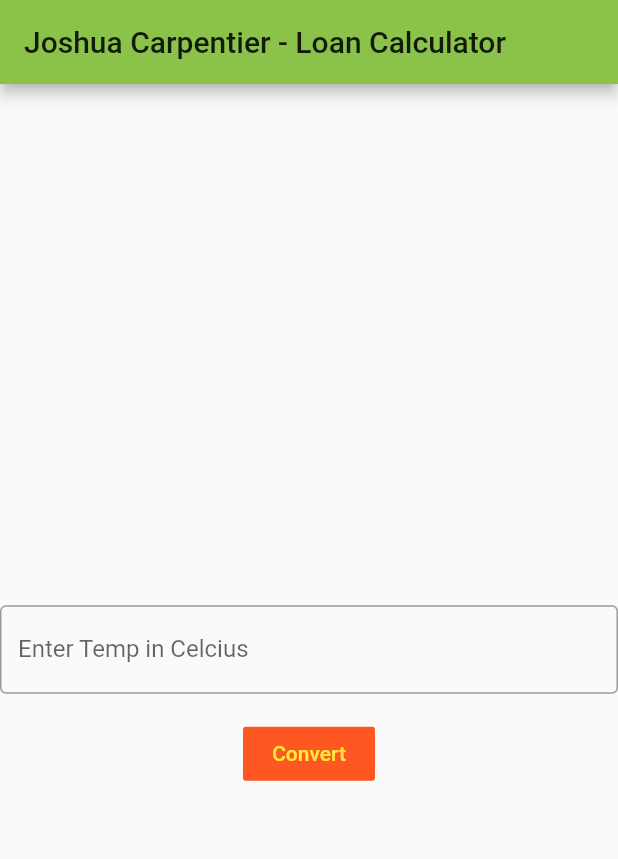
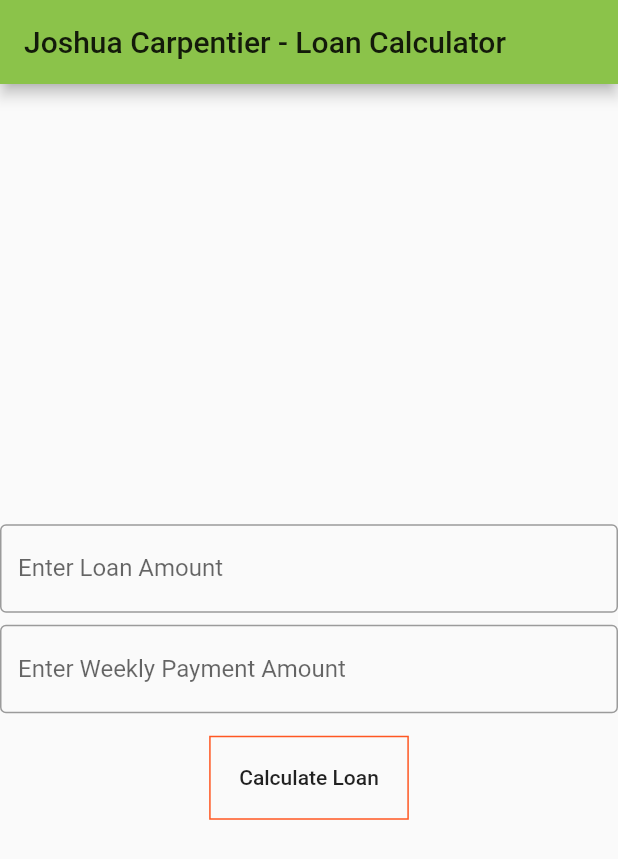
Before and after one commit to jacgit18/ios_calculator, a Flutter app: the screen it shows after launch, on a phone screen of 412 x 824 dp. Shown: the top 859 px of the screen. Run offline on Flutter 3.47's test engine with Material 2 defaults, Android fonts, the phone set to English and light mode, and no system bars.

Commit message:
updated code

```diff
--- a/lib/main.dart
+++ b/lib/main.dart
@@ -1,7 +1,4 @@
 import 'package:flutter/material.dart';
-
-
-
 
 void main() => runApp(MyApp());
 
@@ -31,17 +28,15 @@ class MyHomePage extends StatefulWidget {
 }
 
 class _MyHomePageState extends State<MyHomePage> {
-  int _counter = 0;
   String output = ' ';
-  double input = 0 ;
+  double weekly =0, amount = 0 ;
   int K =0,  C = 0,n1 = 0, n2 = 0;
   String t1, t2;
-  Convert calc = Convert(Celcius: 33, output: "test");//
+  Calculate calc = Calculate(amount: 33, weekly: 32);//
 
   void _incrementCounter() {
     setState(() {
-      output = calc.doit(input);
-      _counter++;
+      output = calc.doit(amount, weekly);
 
     });
   }
@@ -63,25 +58,43 @@ class _MyHomePageState extends State<MyHomePage> {
             Text(output,
             style: TextStyle(fontFamily: 'Courier',
             backgroundColor: Colors.black,
-            color: Colors.blueAccent,
-            fontSize: 30,
+            color: Colors.green,
+            fontSize: 20,
               ),
             ),
-            SizedBox(height: 15.0),
+            SizedBox(height: 8.0),
             TextField(
               decoration: InputDecoration(
-                  labelText: 'Enter Temp in Celcius',
-                  border: OutlineInputBorder(),
+                border: OutlineInputBorder(),
+                labelText: 'Enter Loan Amount',
+                  fillColor: Colors.lightGreen,
 //                  hintText: 'Please go ahead and type something in'
               ),
               keyboardType: TextInputType.number,
               onChanged: (text) {
-                input = double.parse(text);
+                amount = double.parse(text);
+              },
+            ), SizedBox(height: 8.0),
+            TextField(
+              decoration: InputDecoration(
+                border: OutlineInputBorder(),
+                labelText: 'Enter Weekly Payment Amount',
+                fillColor: Colors.lightGreen,
+//                  hintText: 'Please go ahead and type something in'
+              ),
+              keyboardType: TextInputType.number,
+              onChanged: (text) {
+                weekly = double.parse(text);
               },
             ),
-            Text(output),
-            FlatButton(onPressed: _incrementCounter, child: Text("Convert"),
-              color: Colors.deepOrange,textColor: Colors.yellow,),
+            Container(
+              child: FlatButton(onPressed: _incrementCounter,
+                child: Text("Calculate Loan")),
+            margin: EdgeInsets.all(15.0),
+            padding: EdgeInsets.all(3.0),
+             decoration: BoxDecoration(border: Border.all(
+               color: Colors.deepOrange)),),
+
 
           ],
         ),
@@ -91,26 +104,35 @@ class _MyHomePageState extends State<MyHomePage> {
   }
 }
 
-class Convert{
-  double Celcius;
-  String result, output, cuny = '' ;
+class Calculate{
+  double amount;
+  double weekly;
+  String output = '' ;
+  int count;
+  String cuny = '';
   Color a = Colors.orange;
-  Convert({this.Celcius, this.output});
+  Calculate({this.amount, this.weekly});
 
-  String doit(Celcius) {
-    if (Celcius >= 30.0 ) cuny='Hot';
-    else if (Celcius <= 30.0 && Celcius > 18.0) cuny = 'Warm';
-    else if (Celcius <= 18.0 && Celcius > 0) cuny = 'Cold';
-    else if (Celcius <= -20.0) cuny = 'Extreme Cold';
-    return (273 + (Celcius)).toString() + " " + cuny;
+  String doit(amount, weekly) {
+    output = '';
+    count = 0;
+    output = output + '\n Weeks: ' + count.toString() + ' .Amount \$' + amount.toString();
+
+    while(amount >= 0){
+      amount = amount - weekly;
+      count = count + 1;
+      output = output + '\n Weeks: ' + count.toString() + ' .Amount \$' + amount.toString();
+
+    }
+    return output;
   }
 
-  Color clr(Celcius){
-    if (Celcius >= 30.0 ) cuny='Hot';
-    else if (Celcius <= 30.0 && Celcius > 18.0) cuny = 'Warm';
-    else if (Celcius <= 18.0 && Celcius > 0) cuny = 'Cold';
-    else if (Celcius <= -20.0) cuny = 'Extreme Cold';
-//    return (273 + (Celcius)).toString() + " " + cuny;
-  }
+//  Color clr(amount){
+//    if (Celcius >= 30.0 ) cuny='Hot';
+//    else if (Celcius <= 30.0 && Celcius > 18.0) cuny = 'Warm';
+//    else if (Celcius <= 18.0 && Celcius > 0) cuny = 'Cold';
+//    else if (Celcius <= -20.0) cuny = 'Extreme Cold';
+////    return (273 + (Celcius)).toString() + " " + cuny;
+//  }
 
 }
```
Also changed, not shown: 1 other file.
